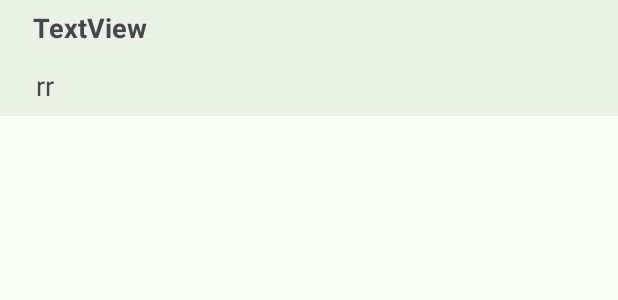
After one commit to SamuelRocha91/kotlinExchangeRate, an Android app: the layout rate_conversion_currency.xml on its own in the app's theme, with its tools: preview values and no code run, on a phone screen of 412 x 824 dp. The commit adds this screen. Shown: the top 300 px of the screen. Run offline under Robolectric (Android 15) with nearby library versions, the phone set to English and light mode, and no system bars.

Commit message:
feat: implementa renderização de recyclerView com taxas de conversão

```diff
--- /dev/null
+++ b/app/src/main/res/layout/rate_conversion_currency.xml
@@ -0,0 +1,26 @@
+<?xml version="1.0" encoding="utf-8"?>
+<LinearLayout xmlns:android="http://schemas.android.com/apk/res/android"
+    android:layout_width="match_parent"
+    android:layout_height="wrap_content"
+    android:background="#E9F2E5"
+    android:orientation="vertical">
+
+    <TextView
+        android:id="@+id/title_rate_currency"
+        android:layout_width="match_parent"
+        android:layout_height="wrap_content"
+        android:layout_marginStart="16dp"
+        android:padding="6dp"
+        android:text="TextView"
+        android:textSize="18sp"
+        android:textStyle="bold" />
+
+    <TextView
+        android:id="@+id/content_rate_value"
+        android:layout_width="match_parent"
+        android:layout_height="wrap_content"
+        android:layout_marginStart="16dp"
+        android:padding="8dp"
+        android:text="rr"
+        android:textSize="18sp" />
+</LinearLayout>
```
Also changed, not shown: app/src/main/java/com/betrybe/currencyview/data/api/ApiService.kt (+8 -0 lines), app/src/main/java/com/betrybe/currencyview/ui/adapters/RateAdapter.kt (added, +45 -0 lines), app/src/main/java/com/betrybe/currencyview/ui/views/activities/MainActivity.kt (+27 -0 lines).
